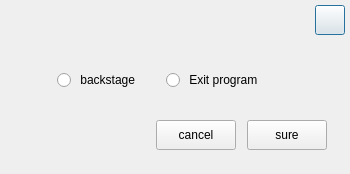
Old version of the form src/plugins/ukui-clock/closeOrHide.ui in the repository ukui/ukui-sidebar.
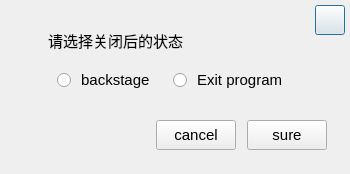
New version of the form. Icons and pictures are not drawn.

Patch:
```diff
--- a/src/plugins/ukui-clock/closeOrHide.ui
+++ b/src/plugins/ukui-clock/closeOrHide.ui
@@ -114,6 +114,11 @@
          <verstretch>0</verstretch>
         </sizepolicy>
        </property>
+       <property name="font">
+        <font>
+         <pointsize>11</pointsize>
+        </font>
+       </property>
        <property name="styleSheet">
         <string notr="true"/>
        </property>
@@ -161,6 +166,11 @@
          <height>16777215</height>
         </size>
        </property>
+       <property name="font">
+        <font>
+         <pointsize>11</pointsize>
+        </font>
+       </property>
        <property name="styleSheet">
         <string notr="true"/>
        </property>
@@ -248,6 +258,11 @@
          <height>30</height>
         </size>
        </property>
+       <property name="font">
+        <font>
+         <pointsize>11</pointsize>
+        </font>
+       </property>
        <property name="styleSheet">
         <string notr="true"/>
        </property>
@@ -283,6 +298,11 @@
          <height>30</height>
         </size>
        </property>
+       <property name="font">
+        <font>
+         <pointsize>11</pointsize>
+        </font>
+       </property>
        <property name="styleSheet">
         <string notr="true"/>
        </property>
@@ -372,13 +392,18 @@
        </property>
       </widget>
      </item>
-     <item>
+     <item alignment="Qt::AlignVCenter">
       <widget class="QLabel" name="label">
+       <property name="font">
+        <font>
+         <pointsize>11</pointsize>
+        </font>
+       </property>
        <property name="styleSheet">
         <string notr="true"/>
        </property>
        <property name="text">
-        <string/>
+        <string>请选择关闭后的状态</string>
        </property>
        <property name="margin">
         <number>0</number>
```
Left out of the diff: 2 changed lines with no effect on the pictures.
